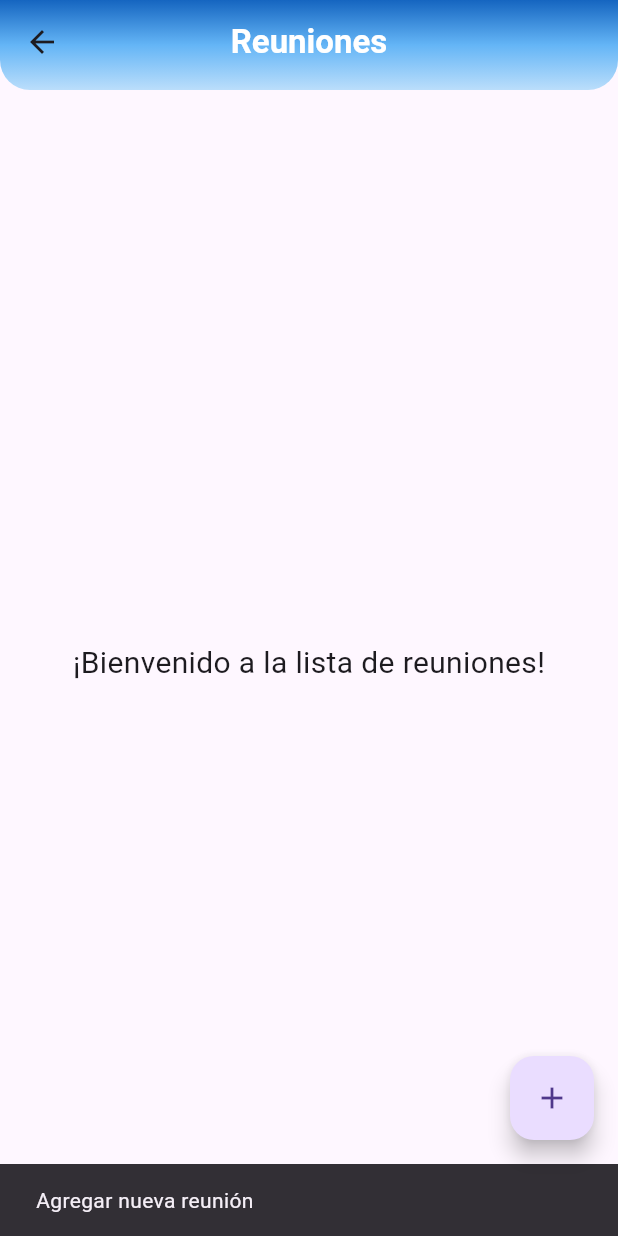
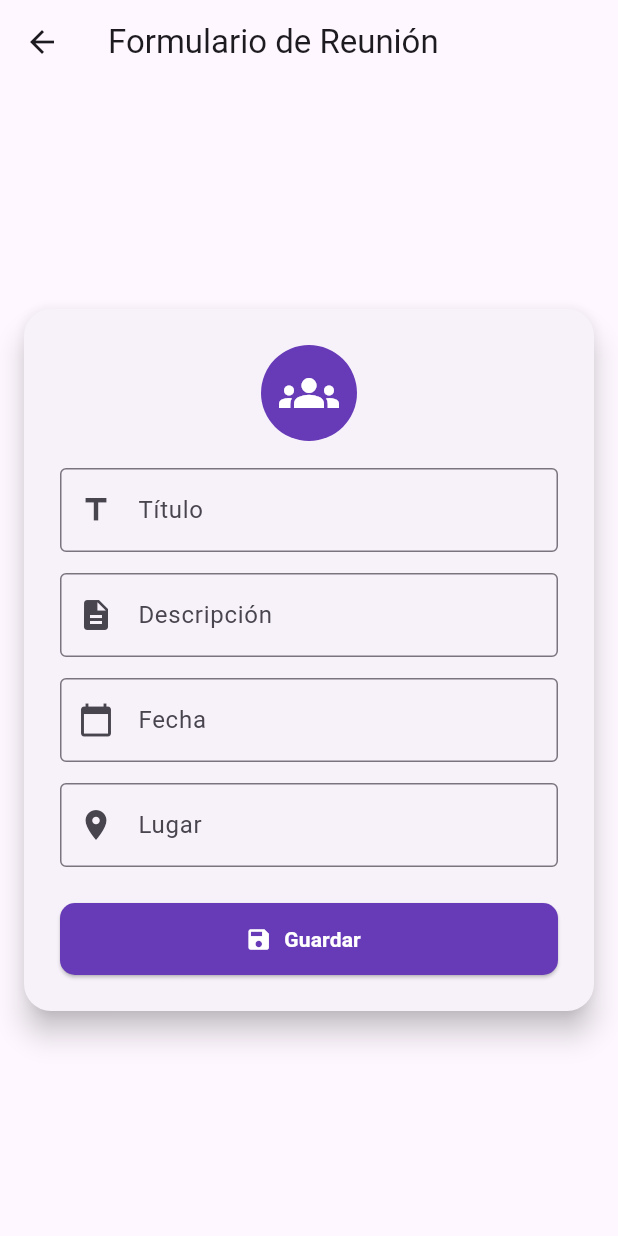
Before and after one commit to Javier-Rivera2311/jcrg_phone, a Flutter app: the MeetingScreen screen opened by its route, after a tap on the "add" icon, on a phone screen of 412 x 824 dp. Run offline on Flutter 3.47's test engine with Material 3 defaults, Android fonts, the light colour scheme and no system bars; our stand-ins replace google_nav_bar, shared_preferences; accounts and stored records are empty.

Commit message:
formulario reuniones

```diff
--- a/lib/screens/meetings.dart
+++ b/lib/screens/meetings.dart
@@ -1,4 +1,5 @@
 import 'package:flutter/material.dart';
+import 'package:jcrg_phone/widgets/formularyMeet.dart';
 
 class MeetingScreen extends StatelessWidget {
   const MeetingScreen({super.key});
@@ -49,11 +50,17 @@ class MeetingScreen extends StatelessWidget {
         ),
       ),
       floatingActionButton: FloatingActionButton(
-        onPressed: () {
-          // Aquí puedes navegar a un formulario o mostrar un diálogo para agregar reunión
-          ScaffoldMessenger.of(context).showSnackBar(
-            const SnackBar(content: Text('Agregar nueva reunión')),
+        onPressed: () async {
+          final result = await Navigator.push(
+            context,
+            MaterialPageRoute(builder: (context) => const FormularyMeet()),
           );
+          if (result == true) {
+            // Aquí puedes refrescar la lista de reuniones si implementas el fetch
+            ScaffoldMessenger.of(context).showSnackBar(
+              const SnackBar(content: Text('Reunión agregada correctamente')),
+            );
+          }
         },
         child: const Icon(Icons.add),
         tooltip: 'Agregar reunión',
--- /dev/null
+++ b/lib/widgets/formularyMeet.dart
@@ -0,0 +1,167 @@
+import 'package:flutter/material.dart';
+import 'package:http/http.dart' as http;
+import 'dart:convert';
+
+class FormularyMeet extends StatefulWidget {
+  const FormularyMeet({super.key});
+
+  @override
+  State<FormularyMeet> createState() => _FormularyMeetState();
+}
+
+class _FormularyMeetState extends State<FormularyMeet> {
+  final _formKey = GlobalKey<FormState>();
+  final TextEditingController _titleController = TextEditingController();
+  final TextEditingController _descriptionController = TextEditingController();
+  final TextEditingController _dateController = TextEditingController();
+  final TextEditingController _locationController = TextEditingController();
+
+  bool isLoading = false;
+
+  Future<void> submitMeet() async {
+    if (!_formKey.currentState!.validate()) return;
+
+    setState(() => isLoading = true);
+
+    final response = await http.post(
+      Uri.parse('https://backend-jcrg.onrender.com/user/addMeet'),
+      headers: {'Content-Type': 'application/json'},
+      body: json.encode({
+        "title": _titleController.text,
+        "description": _descriptionController.text,
+        "date": _dateController.text,
+        "location": _locationController.text,
+      }),
+    );
+
+    setState(() => isLoading = false);
+
+    if (response.statusCode == 201) {
+      ScaffoldMessenger.of(context).showSnackBar(
+        const SnackBar(content: Text('Reunión creada correctamente')),
+      );
+      Navigator.pop(context, true);
+    } else {
+      ScaffoldMessenger.of(context).showSnackBar(
+        const SnackBar(content: Text('Error al crear la reunión')),
+      );
+    }
+  }
+
+  @override
+  void dispose() {
+    _titleController.dispose();
+    _descriptionController.dispose();
+    _dateController.dispose();
+    _locationController.dispose();
+    super.dispose();
+  }
+
+  @override
+  Widget build(BuildContext context) {
+    return Scaffold(
+      appBar: AppBar(title: const Text('Formulario de Reunión')),
+      body: Center(
+        child: Card(
+          elevation: 8,
+          margin: const EdgeInsets.symmetric(horizontal: 16, vertical: 24),
+          shape: RoundedRectangleBorder(borderRadius: BorderRadius.circular(18)),
+          child: Padding(
+            padding: const EdgeInsets.all(24.0),
+            child: Form(
+              key: _formKey,
+              child: ListView(
+                shrinkWrap: true,
+                children: [
+                  const Center(
+                    child: CircleAvatar(
+                      radius: 32,
+                      backgroundColor: Colors.deepPurple,
+                      child: Icon(Icons.groups, size: 40, color: Colors.white),
+                    ),
+                  ),
+                  const SizedBox(height: 18),
+                  TextFormField(
+                    controller: _titleController,
+                    decoration: const InputDecoration(
+                      labelText: 'Título',
+                      prefixIcon: Icon(Icons.title),
+                      border: OutlineInputBorder(),
+                    ),
+                    validator: (value) =>
+                        value == null || value.isEmpty ? 'Ingrese el título' : null,
+                  ),
+                  const SizedBox(height: 14),
+                  TextFormField(
+                    controller: _descriptionController,
+                    decoration: const InputDecoration(
+                      labelText: 'Descripción',
+                      prefixIcon: Icon(Icons.description),
+                      border: OutlineInputBorder(),
+                    ),
+                    validator: (value) =>
+                        value == null || value.isEmpty ? 'Ingrese la descripción' : null,
+                  ),
+                  const SizedBox(height: 14),
+                  TextFormField(
+                    controller: _dateController,
+                    decoration: const InputDecoration(
+                      labelText: 'Fecha',
+                      prefixIcon: Icon(Icons.calendar_today),
+                      border: OutlineInputBorder(),
+                    ),
+                    readOnly: true,
+                    onTap: () async {
+                      DateTime? picked = await showDatePicker(
+                        context: context,
+                        initialDate: DateTime.now(),
+                        firstDate: DateTime(2020),
+                        lastDate: DateTime(2100),
+                      );
+                      if (picked != null) {
+                        _dateController.text =
+                            picked.toLocal().toString().split(' ')[0];
+                      }
+                    },
+                    validator: (value) =>
+                        value == null || value.isEmpty ? 'Seleccione la fecha' : null,
+                  ),
+                  const SizedBox(height: 14),
+                  TextFormField(
+                    controller: _locationController,
+                    decoration: const InputDecoration(
+                      labelText: 'Lugar',
+                      prefixIcon: Icon(Icons.location_on),
+                      border: OutlineInputBorder(),
+                    ),
+                    validator: (value) =>
+                        value == null || value.isEmpty ? 'Ingrese el lugar' : null,
+                  ),
+                  const SizedBox(height: 24),
+                  isLoading
+                      ? const Center(child: CircularProgressIndicator())
+                      : ElevatedButton.icon(
+                          onPressed: submitMeet,
+                          icon: const Icon(Icons.save, color: Colors.white),
+                          label: const Text(
+                            'Guardar',
+                            style: TextStyle(
+                                color: Colors.white, fontWeight: FontWeight.bold),
+                          ),
+                          style: ElevatedButton.styleFrom(
+                            backgroundColor: Colors.deepPurple,
+                            minimumSize: const Size.fromHeight(48),
+                            shape: RoundedRectangleBorder(
+                              borderRadius: BorderRadius.circular(10),
+                            ),
+                          ),
+                        ),
+                ],
+              ),
+            ),
+          ),
+        ),
+      ),
+    );
+  }
+}
```
